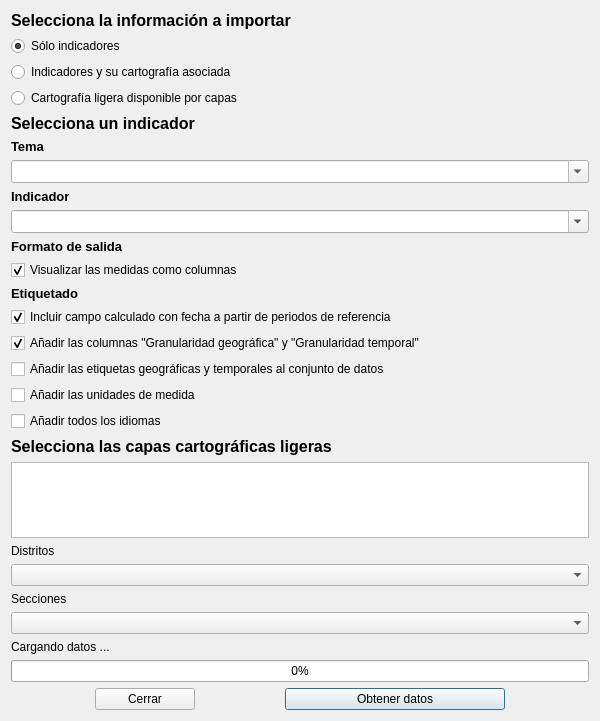
Old version of the form ui.resources/ui_BaseDialog.ui in the repository eDatos/istacqgis.
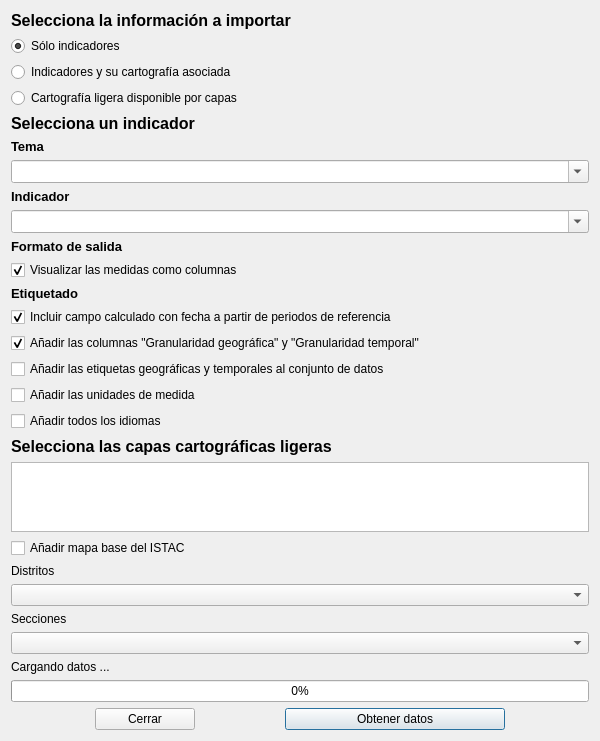
New version of the form. Icons and pictures are not drawn.

Patch:
```diff
--- a/ui.resources/ui_BaseDialog.ui
+++ b/ui.resources/ui_BaseDialog.ui
@@ -323,6 +323,13 @@
      </property>
     </widget>
    </item>
+   <item>
+    <widget class="QCheckBox" name="checkBoxBaseMap">
+     <property name="text">
+      <string>Añadir mapa base del ISTAC</string>
+     </property>
+    </widget>
+   </item>
    <item>
     <widget class="QLabel" name="labelDistricts">
      <property name="text">
```
Left out of the diff: 29 changed lines with no effect on the pictures.
